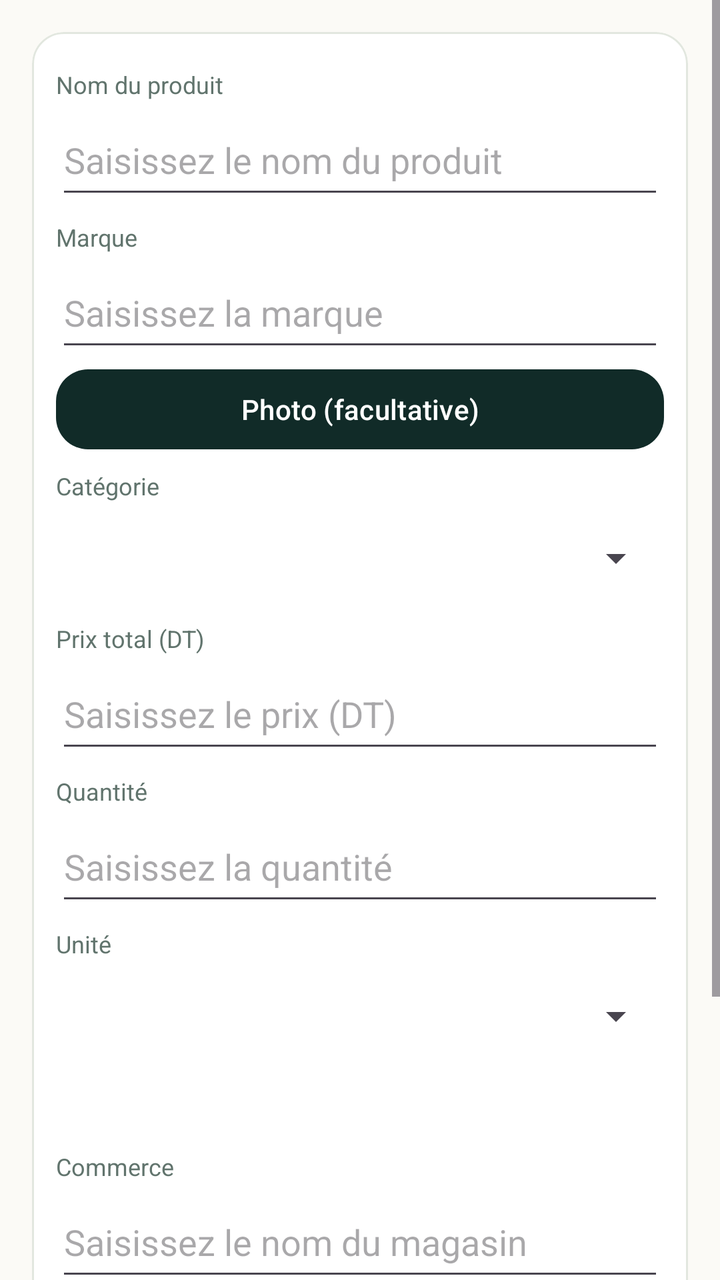
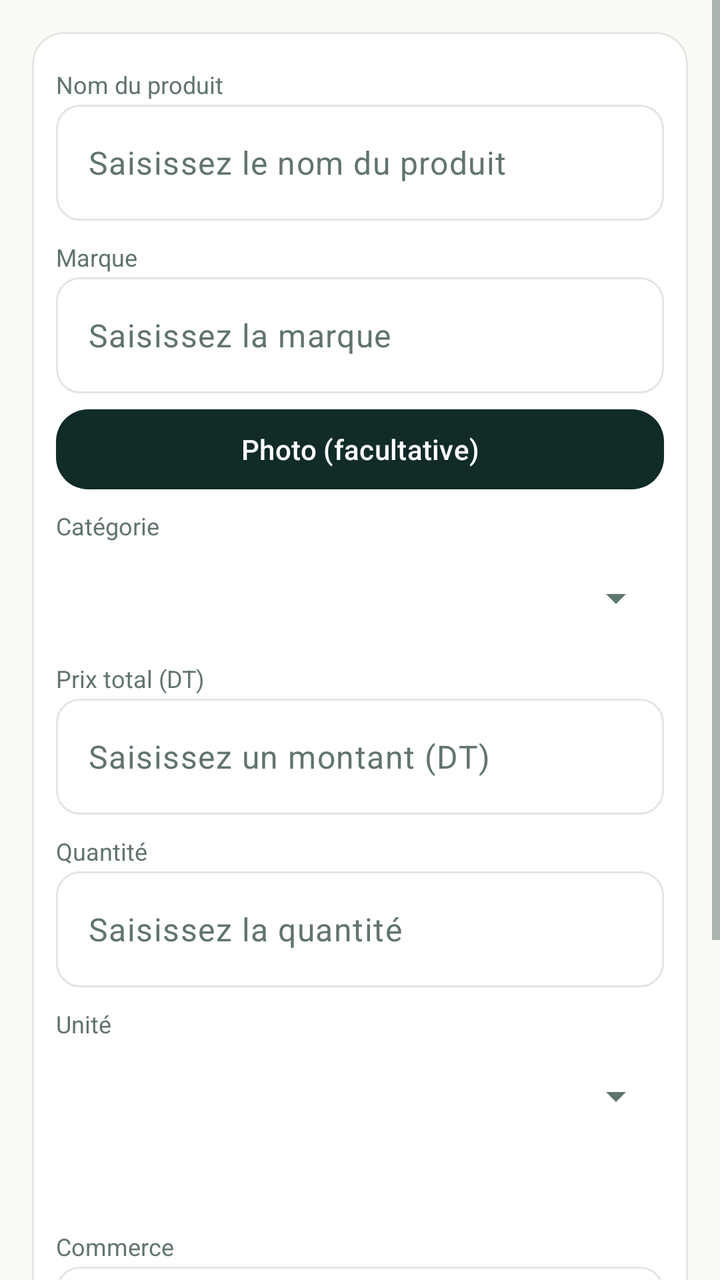

Two renders of the same Android screen: before a commit and after it. Below are the layout's source before the change and the commit's diff.
<!-- AndroidManifest.xml: application theme Theme.Masrouf1 -->
<!-- res/layout/activity_add_product.xml -->
<?xml version="1.0" encoding="utf-8"?>
<ScrollView xmlns:android="http://schemas.android.com/apk/res/android"
    xmlns:app="http://schemas.android.com/apk/res-auto"
    android:layout_width="match_parent" android:layout_height="match_parent"
    android:fillViewport="true" android:background="@color/cream">
    <LinearLayout android:layout_width="match_parent" android:layout_height="wrap_content" android:orientation="vertical" android:padding="16dp">
        <com.google.android.material.card.MaterialCardView android:layout_width="match_parent" android:layout_height="wrap_content" android:layout_marginBottom="10dp" app:cardBackgroundColor="@color/alabaster" app:cardCornerRadius="16dp" app:strokeColor="@color/card_border" app:strokeWidth="1dp">
            <LinearLayout android:layout_width="match_parent" android:layout_height="wrap_content" android:orientation="vertical" android:padding="12dp">
                <TextView style="@style/FormFieldLabel" android:labelFor="@id/product_name" android:text="@string/product_name" />
                <EditText android:id="@+id/product_name" android:layout_width="match_parent" android:layout_height="52dp" android:hint="@string/hint_product_name" android:singleLine="true" />
                <TextView style="@style/FormFieldLabel" android:labelFor="@id/product_brand" android:text="@string/product_brand" />
                <EditText android:id="@+id/product_brand" android:layout_width="match_parent" android:layout_height="52dp" android:hint="@string/hint_product_brand" android:singleLine="true" />
                <com.google.android.material.button.MaterialButton android:id="@+id/product_photo" android:layout_width="match_parent" android:layout_height="48dp" android:text="@string/product_photo_optional" app:cornerRadius="16dp" />
                <TextView style="@style/FormFieldLabel" android:labelFor="@id/product_category" android:text="@string/field_category" />
                <Spinner android:id="@+id/product_category" android:layout_width="match_parent" android:layout_height="52dp" android:contentDescription="@string/field_category" />
                <TextView style="@style/FormFieldLabel" android:labelFor="@id/product_price" android:text="@string/total_price_dt" />
                <EditText android:id="@+id/product_price" android:layout_width="match_parent" android:layout_height="52dp" android:hint="@string/hint_price" android:inputType="numberDecimal" />
                <TextView style="@style/FormFieldLabel" android:labelFor="@id/product_quantity" android:text="@string/quantity" />
                <EditText android:id="@+id/product_quantity" android:layout_width="match_parent" android:layout_height="52dp" android:hint="@string/hint_quantity" android:inputType="numberDecimal" />
                <TextView style="@style/FormFieldLabel" android:labelFor="@id/product_unit" android:text="@string/field_unit" />
                <Spinner android:id="@+id/product_unit" android:layout_width="match_parent" android:layout_height="52dp" android:contentDescription="@string/field_unit" />
                <TextView android:id="@+id/product_unit_price" android:layout_width="match_parent" android:layout_height="wrap_content" android:padding="8dp" android:textColor="@color/forest" android:textStyle="bold" />
                <TextView style="@style/FormFieldLabel" android:labelFor="@id/product_store" android:text="@string/store_name" />
                <EditText android:id="@+id/product_store" android:layout_width="match_parent" android:layout_height="52dp" android:hint="@string/hint_store" android:singleLine="true" />
                <TextView style="@style/FormFieldLabel" android:labelFor="@id/product_date" android:text="@string/purchase_date" />
                <TextView android:id="@+id/product_date" android:layout_width="match_parent" android:layout_height="52dp" android:gravity="center_vertical" android:hint="@string/hint_date" android:paddingHorizontal="10dp" android:textColor="@color/ink" />
                <com.google.android.material.button.MaterialButton android:id="@+id/save_product" android:layout_width="match_parent" android:layout_height="54dp" android:layout_marginTop="8dp" android:text="@string/save_product_purchase" app:backgroundTint="@color/forest" app:cornerRadius="16dp" />
            </LinearLayout>
        </com.google.android.material.card.MaterialCardView>
    </LinearLayout>
</ScrollView>
<!-- resources referenced by this layout -->
<resources>
  <string name="hint_price">Saisissez le prix (DT)</string>
  <style name="Base.Theme.Masrouf1" parent="Theme.Material3.DayNight.NoActionBar">
          <item name="colorPrimary">@color/forest</item>
          <item name="colorOnPrimary">@color/alabaster</item>
          <item name="colorSecondary">@color/emerald</item>
          <item name="colorOnSecondary">@color/alabaster</item>
          <item name="android:colorAccent">@color/emerald</item>
          <item name="android:windowLightStatusBar">true</item>
          <item name="android:statusBarColor">@color/cream</item>
          <item name="android:navigationBarColor">@color/cream</item>
          <item name="android:windowBackground">@color/cream</item>
      </style>
  <!-- unchanged entries left out for length: 24 -->
</resources>

<!-- the commit's change to res/layout/activity_add_product.xml (unified diff, before → after) -->
@@ -7,21 +7,31 @@
         <com.google.android.material.card.MaterialCardView android:layout_width="match_parent" android:layout_height="wrap_content" android:layout_marginBottom="10dp" app:cardBackgroundColor="@color/alabaster" app:cardCornerRadius="16dp" app:strokeColor="@color/card_border" app:strokeWidth="1dp">
             <LinearLayout android:layout_width="match_parent" android:layout_height="wrap_content" android:orientation="vertical" android:padding="12dp">
                 <TextView style="@style/FormFieldLabel" android:labelFor="@id/product_name" android:text="@string/product_name" />
-                <EditText android:id="@+id/product_name" android:layout_width="match_parent" android:layout_height="52dp" android:hint="@string/hint_product_name" android:singleLine="true" />
+                <com.google.android.material.textfield.TextInputLayout android:layout_width="match_parent" android:layout_height="wrap_content" android:layout_marginBottom="4dp">
+                    <com.google.android.material.textfield.TextInputEditText android:id="@+id/product_name" android:layout_width="match_parent" android:layout_height="58dp" android:hint="@string/hint_product_name" android:inputType="text" android:singleLine="true" android:textColor="@color/ink" />
+                </com.google.android.material.textfield.TextInputLayout>
                 <TextView style="@style/FormFieldLabel" android:labelFor="@id/product_brand" android:text="@string/product_brand" />
-                <EditText android:id="@+id/product_brand" android:layout_width="match_parent" android:layout_height="52dp" android:hint="@string/hint_product_brand" android:singleLine="true" />
+                <com.google.android.material.textfield.TextInputLayout android:layout_width="match_parent" android:layout_height="wrap_content" android:layout_marginBottom="4dp">
+                    <com.google.android.material.textfield.TextInputEditText android:id="@+id/product_brand" android:layout_width="match_parent" android:layout_height="58dp" android:hint="@string/hint_product_brand" android:inputType="text" android:singleLine="true" android:textColor="@color/ink" />
+                </com.google.android.material.textfield.TextInputLayout>
                 <com.google.android.material.button.MaterialButton android:id="@+id/product_photo" android:layout_width="match_parent" android:layout_height="48dp" android:text="@string/product_photo_optional" app:cornerRadius="16dp" />
                 <TextView style="@style/FormFieldLabel" android:labelFor="@id/product_category" android:text="@string/field_category" />
                 <Spinner android:id="@+id/product_category" android:layout_width="match_parent" android:layout_height="52dp" android:contentDescription="@string/field_category" />
                 <TextView style="@style/FormFieldLabel" android:labelFor="@id/product_price" android:text="@string/total_price_dt" />
-                <EditText android:id="@+id/product_price" android:layout_width="match_parent" android:layout_height="52dp" android:hint="@string/hint_price" android:inputType="numberDecimal" />
+                <com.google.android.material.textfield.TextInputLayout android:layout_width="match_parent" android:layout_height="wrap_content" android:layout_marginBottom="4dp">
+                    <com.google.android.material.textfield.TextInputEditText android:id="@+id/product_price" android:layout_width="match_parent" android:layout_height="58dp" android:hint="@string/hint_amount" android:inputType="numberDecimal" android:singleLine="true" android:textColor="@color/ink" />
+                </com.google.android.material.textfield.TextInputLayout>
                 <TextView style="@style/FormFieldLabel" android:labelFor="@id/product_quantity" android:text="@string/quantity" />
-                <EditText android:id="@+id/product_quantity" android:layout_width="match_parent" android:layout_height="52dp" android:hint="@string/hint_quantity" android:inputType="numberDecimal" />
+                <com.google.android.material.textfield.TextInputLayout android:layout_width="match_parent" android:layout_height="wrap_content" android:layout_marginBottom="4dp">
+                    <com.google.android.material.textfield.TextInputEditText android:id="@+id/product_quantity" android:layout_width="match_parent" android:layout_height="58dp" android:hint="@string/hint_quantity" android:inputType="numberDecimal" android:singleLine="true" android:textColor="@color/ink" />
+                </com.google.android.material.textfield.TextInputLayout>
                 <TextView style="@style/FormFieldLabel" android:labelFor="@id/product_unit" android:text="@string/field_unit" />
                 <Spinner android:id="@+id/product_unit" android:layout_width="match_parent" android:layout_height="52dp" android:contentDescription="@string/field_unit" />
                 <TextView android:id="@+id/product_unit_price" android:layout_width="match_parent" android:layout_height="wrap_content" android:padding="8dp" android:textColor="@color/forest" android:textStyle="bold" />
                 <TextView style="@style/FormFieldLabel" android:labelFor="@id/product_store" android:text="@string/store_name" />
-                <EditText android:id="@+id/product_store" android:layout_width="match_parent" android:layout_height="52dp" android:hint="@string/hint_store" android:singleLine="true" />
+                <com.google.android.material.textfield.TextInputLayout android:layout_width="match_parent" android:layout_height="wrap_content" android:layout_marginBottom="4dp">
+                    <com.google.android.material.textfield.TextInputEditText android:id="@+id/product_store" android:layout_width="match_parent" android:layout_height="58dp" android:hint="@string/hint_store" android:inputType="text" android:singleLine="true" android:textColor="@color/ink" />
+                </com.google.android.material.textfield.TextInputLayout>
                 <TextView style="@style/FormFieldLabel" android:labelFor="@id/product_date" android:text="@string/purchase_date" />
                 <TextView android:id="@+id/product_date" android:layout_width="match_parent" android:layout_height="52dp" android:gravity="center_vertical" android:hint="@string/hint_date" android:paddingHorizontal="10dp" android:textColor="@color/ink" />
                 <com.google.android.material.button.MaterialButton android:id="@+id/save_product" android:layout_width="match_parent" android:layout_height="54dp" android:layout_marginTop="8dp" android:text="@string/save_product_purchase" app:backgroundTint="@color/forest" app:cornerRadius="16dp" />
<!-- resource entries referenced after the edit -->
@@ -1,16 +1,121 @@
 <!-- resources referenced by this layout -->
 <resources>
-  <string name="hint_price">Saisissez le prix (DT)</string>
+  <string name="hint_amount">Saisissez un montant (DT)</string>
   <style name="Base.Theme.Masrouf1" parent="Theme.Material3.DayNight.NoActionBar">
+          
           <item name="colorPrimary">@color/forest</item>
           <item name="colorOnPrimary">@color/alabaster</item>
+          <item name="colorPrimaryContainer">@color/mint</item>
+          <item name="colorOnPrimaryContainer">@color/forest</item>
           <item name="colorSecondary">@color/emerald</item>
           <item name="colorOnSecondary">@color/alabaster</item>
+          <item name="colorSecondaryContainer">@color/mint_light</item>
+          <item name="colorOnSecondaryContainer">@color/forest</item>
+          <item name="colorTertiary">@color/mint_accent</item>
+          <item name="colorOnTertiary">@color/forest</item>
+          <item name="colorTertiaryContainer">@color/mint</item>
+          <item name="colorOnTertiaryContainer">@color/forest</item>
+  
+          
+          <item name="colorControlActivated">@color/emerald</item>
+          <item name="colorControlHighlight">@color/mint</item>
+          <item name="colorControlNormal">@color/muted_green</item>
+          <item name="colorAccent">@color/emerald</item>
           <item name="android:colorAccent">@color/emerald</item>
+          <item name="android:textColorHighlight">@color/mint</item>
+  
+          
+          <item name="colorSurface">@color/alabaster</item>
+          <item name="colorOnSurface">@color/forest</item>
+          <item name="colorSurfaceVariant">@color/cream</item>
+          <item name="colorOnSurfaceVariant">@color/muted_green</item>
+          <item name="colorSurfaceContainerLowest">@color/alabaster</item>
+          <item name="colorSurfaceContainerLow">@color/cream</item>
+          <item name="colorSurfaceContainer">@color/cream</item>
+          <item name="colorSurfaceContainerHigh">@color/mint</item>
+          <item name="colorSurfaceContainerHighest">@color/mint</item>
+          <item name="android:colorBackground">@color/cream</item>
+          <item name="colorOnBackground">@color/forest</item>
+  
+          
+          <item name="colorError">@color/coral</item>
+          <item name="colorOnError">@color/alabaster</item>
+  
+          
+          <item name="colorOutline">@color/card_border</item>
+          <item name="colorOutlineVariant">@color/card_border</item>
+  
+          
+          <item name="android:textColorPrimary">@color/forest</item>
+          <item name="android:textColorSecondary">@color/muted_green</item>
+          <item name="android:textColorHint">@color/muted_green</item>
+  
+          
           <item name="android:windowLightStatusBar">true</item>
           <item name="android:statusBarColor">@color/cream</item>
           <item name="android:navigationBarColor">@color/cream</item>
           <item name="android:windowBackground">@color/cream</item>
+  
+          
+          <item name="android:colorEdgeEffect">@color/mint_accent</item>
+  
+          
+          <item name="textInputStyle">@style/Widget.Masrouf.TextInputLayout</item>
+          <item name="chipStyle">@style/Widget.Masrouf.Chip</item>
+          <item name="materialButtonOutlinedStyle">@style/Widget.Masrouf.Button.Outlined</item>
+          <item name="materialAlertDialogTheme">@style/ThemeOverlay.Masrouf.AlertDialog</item>
+          
+          <item name="editTextStyle">@style/Widget.Masrouf.EditText</item>
+          
+          <item name="android:textColor">@color/ink</item>
+          
+          <item name="materialButtonStyle">@style/Widget.Masrouf.Button.Material</item>
+      </style>
+  <color name="mint">#D9EEDD</color>
+  <color name="mint_light">#D9EEDD</color>
+  <color name="mint_accent">#85B8A5</color>
+  <color name="coral">#DC7770</color>
+  <style name="Widget.Masrouf.TextInputLayout" parent="Widget.Material3.TextInputLayout.OutlinedBox">
+          <item name="boxBackgroundColor">@color/alabaster</item>
+          <item name="boxStrokeColor">@color/text_input_stroke_color</item>
+          <item name="hintEnabled">false</item>
+          <item name="hintTextColor">@color/text_input_label_color</item>
+          <item name="android:textColorHint">@color/muted_green</item>
+          <item name="boxCornerRadiusTopStart">12dp</item>
+          <item name="boxCornerRadiusTopEnd">12dp</item>
+          <item name="boxCornerRadiusBottomStart">12dp</item>
+          <item name="boxCornerRadiusBottomEnd">12dp</item>
+      </style>
+  <style name="Widget.Masrouf.Chip" parent="Widget.Material3.Chip.Filter">
+          <item name="chipBackgroundColor">@color/chip_background_color</item>
+          <item name="chipStrokeColor">@color/chip_stroke_color</item>
+          <item name="chipStrokeWidth">1dp</item>
+          <item name="android:textColor">@color/forest</item>
+          <item name="checkedIconTint">@color/emerald</item>
+      </style>
+  <style name="Widget.Masrouf.Button.Outlined" parent="Widget.Material3.Button.OutlinedButton">
+          <item name="android:textColor">@color/forest</item>
+          <item name="strokeColor">@color/forest</item>
+          <item name="iconTint">@color/forest</item>
+      </style>
+  <style name="ThemeOverlay.Masrouf.AlertDialog" parent="ThemeOverlay.Material3.MaterialAlertDialog">
+          <item name="colorPrimary">@color/forest</item>
+          <item name="colorSecondary">@color/emerald</item>
+          <item name="colorSurface">@color/alabaster</item>
+          <item name="colorSurfaceContainerHigh">@color/alabaster</item>
+          <item name="buttonBarPositiveButtonStyle">@style/Widget.Masrouf.DialogButton</item>
+          <item name="buttonBarNegativeButtonStyle">@style/Widget.Masrouf.DialogButton</item>
+          <item name="buttonBarNeutralButtonStyle">@style/Widget.Masrouf.DialogButton</item>
+      </style>
+  <style name="Widget.Masrouf.EditText" parent="Widget.AppCompat.EditText">
+          <item name="android:textColor">@color/ink</item>
+          <item name="android:textColorHint">@color/muted_green</item>
+      </style>
+  <style name="Widget.Masrouf.Button.Material" parent="Widget.Material3.Button">
+          <item name="android:minHeight">48dp</item>
+      </style>
+  <style name="Widget.Masrouf.DialogButton" parent="Widget.Material3.Button.TextButton.Dialog">
+          <item name="android:textColor">@color/emerald</item>
       </style>
   <!-- unchanged entries left out for length: 24 -->
 </resources>
